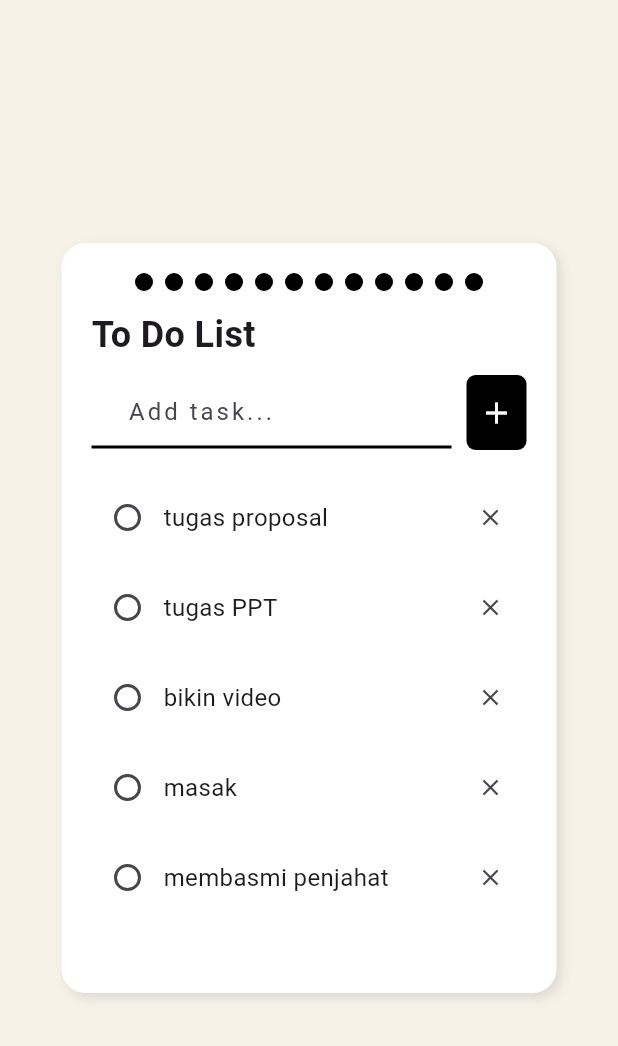
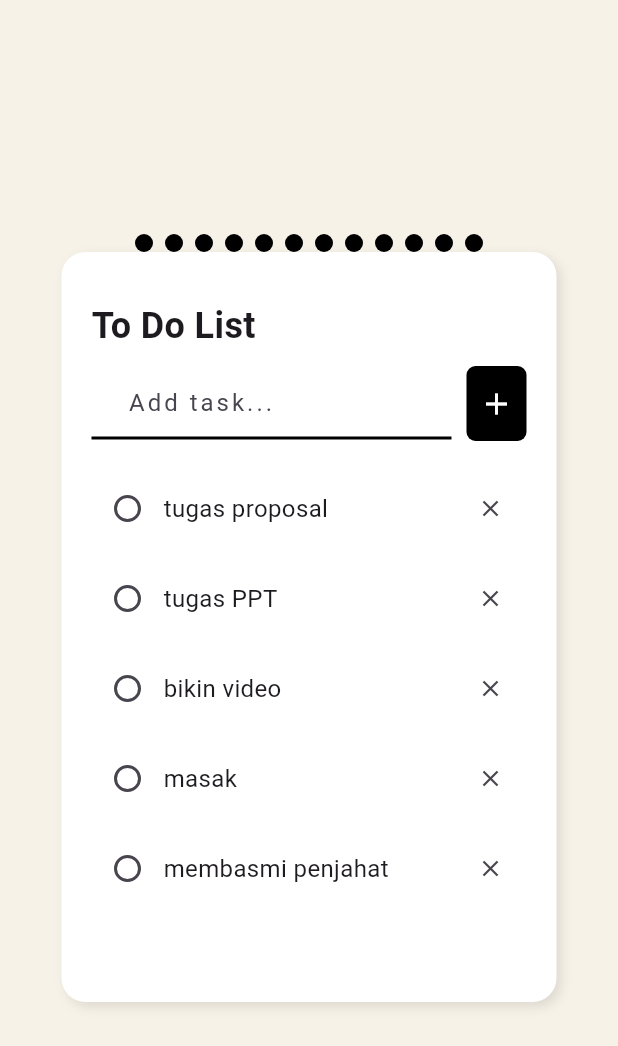
Before and after one commit to Faqihasyari/pomodoro_app, a Flutter app: the screen it shows after launch, on a phone screen of 412 x 824 dp. Shown: the top 1046 px of the screen. Run offline on Flutter 3.47's test engine with Material 3 defaults, Android fonts, the phone set to English and light mode, and no system bars; our stand-ins replace google_fonts; Roboto replaces fonts that are missing (Mansalva).

Commit message:
error in positioned

```diff
--- a/lib/core/widgets/todo_list.dart
+++ b/lib/core/widgets/todo_list.dart
@@ -9,7 +9,28 @@ class CuteTodoPage extends StatelessWidget {
     return Scaffold(
       backgroundColor: const Color(0xfff7f2e8), // warna kertas dotted luar
       body: Center(
-        child: Container(
+        child: Column(
+          mainAxisAlignment: MainAxisAlignment.center,
+          children: [
+            Positioned(
+              top: 10,
+              child: Row(
+                      mainAxisAlignment: MainAxisAlignment.center,
+                      children: List.generate(
+                        12,
+                        (i) => Container(
+                          margin: const EdgeInsets.symmetric(horizontal: 4),
+                          width: 12,
+                          height: 12,
+                          decoration: BoxDecoration(
+                            color: Colors.black,
+                            borderRadius: BorderRadius.circular(100),
+                          ),
+                        ),
+                      ),
+                    ),
+            ),
+            Container(
               width: 330,
               height: 500,
               padding: const EdgeInsets.all(20),
@@ -28,21 +49,7 @@ class CuteTodoPage extends StatelessWidget {
                 crossAxisAlignment: CrossAxisAlignment.start,
                 children: [
                   // Spiral binder
-              Row(
-                mainAxisAlignment: MainAxisAlignment.center,
-                children: List.generate(
-                  12,
-                  (i) => Container(
-                    margin: const EdgeInsets.symmetric(horizontal: 4),
-                    width: 12,
-                    height: 12,
-                    decoration: BoxDecoration(
-                      color: Colors.black,
-                      borderRadius: BorderRadius.circular(100),
-                    ),
-                  ),
-                ),
-              ),
+
                   const SizedBox(height: 12),
 
                   Text(
@@ -113,6 +120,8 @@ class CuteTodoPage extends StatelessWidget {
                 ],
               ),
             ),
+          ],
+        ),
       ),
     );
   }
```
Lines whose indentation alone changed are shown as unchanged.
